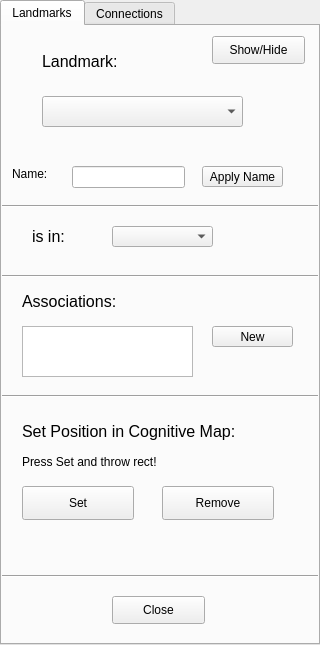
Qt form forms/widgetlandmark.ui (JuPedSim/jpseditor) before a commit.
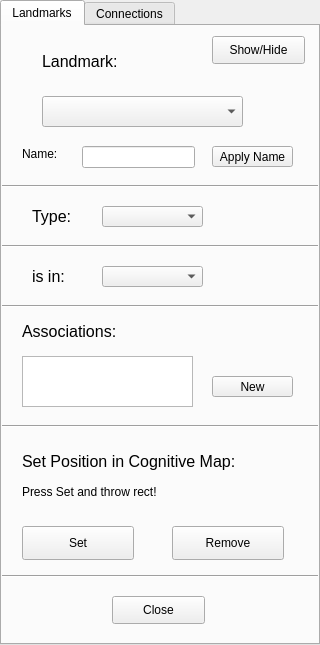
The same form after that commit. The open tabs and pages were chosen to show the change.

Patch:
```diff
--- a/forms/widgetlandmark.ui
+++ b/forms/widgetlandmark.ui
@@ -45,7 +45,7 @@
     <property name="geometry">
      <rect>
       <x>20</x>
-      <y>420</y>
+      <y>450</y>
       <width>291</width>
       <height>31</height>
      </rect>
@@ -77,7 +77,7 @@
     <property name="geometry">
      <rect>
       <x>20</x>
-      <y>460</y>
+      <y>500</y>
       <width>112</width>
       <height>34</height>
      </rect>
@@ -95,8 +95,8 @@
     </property>
     <property name="geometry">
      <rect>
-      <x>160</x>
-      <y>460</y>
+      <x>170</x>
+      <y>500</y>
       <width>112</width>
       <height>34</height>
      </rect>
@@ -112,7 +112,7 @@
     <property name="geometry">
      <rect>
       <x>20</x>
-      <y>260</y>
+      <y>290</y>
       <width>191</width>
       <height>31</height>
      </rect>
@@ -129,8 +129,8 @@
    <widget class="QLineEdit" name="chname_edit">
     <property name="geometry">
      <rect>
-      <x>70</x>
-      <y>140</y>
+      <x>80</x>
+      <y>120</y>
       <width>113</width>
       <height>22</height>
      </rect>
@@ -139,8 +139,8 @@
    <widget class="QLabel" name="label_4">
     <property name="geometry">
      <rect>
-      <x>10</x>
-      <y>140</y>
+      <x>20</x>
+      <y>120</y>
       <width>51</width>
       <height>16</height>
      </rect>
@@ -157,8 +157,8 @@
    <widget class="QPushButton" name="apply_name_button">
     <property name="geometry">
      <rect>
-      <x>200</x>
-      <y>140</y>
+      <x>210</x>
+      <y>120</y>
       <width>81</width>
       <height>21</height>
      </rect>
@@ -171,7 +171,7 @@
     <property name="geometry">
      <rect>
       <x>-10</x>
-      <y>170</y>
+      <y>210</y>
       <width>341</width>
       <height>20</height>
      </rect>
@@ -194,7 +194,7 @@
     <property name="geometry">
      <rect>
       <x>-10</x>
-      <y>240</y>
+      <y>270</y>
       <width>341</width>
       <height>20</height>
      </rect>
@@ -209,8 +209,8 @@
     </property>
     <property name="geometry">
      <rect>
-      <x>110</x>
-      <y>200</y>
+      <x>100</x>
+      <y>240</y>
       <width>101</width>
       <height>21</height>
      </rect>
@@ -223,7 +223,7 @@
     <property name="geometry">
      <rect>
       <x>30</x>
-      <y>190</y>
+      <y>230</y>
       <width>61</width>
       <height>41</height>
      </rect>
@@ -244,7 +244,7 @@
     <property name="geometry">
      <rect>
       <x>20</x>
-      <y>390</y>
+      <y>420</y>
       <width>271</width>
       <height>31</height>
      </rect>
@@ -262,7 +262,7 @@
     <property name="geometry">
      <rect>
       <x>-10</x>
-      <y>360</y>
+      <y>390</y>
       <width>341</width>
       <height>20</height>
      </rect>
@@ -314,7 +314,7 @@
     <property name="geometry">
      <rect>
       <x>20</x>
-      <y>300</y>
+      <y>330</y>
       <width>171</width>
       <height>51</height>
      </rect>
@@ -327,7 +327,7 @@
     <property name="geometry">
      <rect>
       <x>210</x>
-      <y>300</y>
+      <y>350</y>
       <width>81</width>
       <height>21</height>
      </rect>
@@ -339,6 +339,53 @@
      <bool>true</bool>
     </property>
    </widget>
+   <widget class="Line" name="line_7">
+    <property name="geometry">
+     <rect>
+      <x>-10</x>
+      <y>150</y>
+      <width>341</width>
+      <height>20</height>
+     </rect>
+    </property>
+    <property name="orientation">
+     <enum>Qt::Horizontal</enum>
+    </property>
+   </widget>
+   <widget class="QLabel" name="label_type">
+    <property name="enabled">
+     <bool>true</bool>
+    </property>
+    <property name="geometry">
+     <rect>
+      <x>30</x>
+      <y>170</y>
+      <width>61</width>
+      <height>41</height>
+     </rect>
+    </property>
+    <property name="font">
+     <font>
+      <pointsize>12</pointsize>
+     </font>
+    </property>
+    <property name="text">
+     <string>Type:</string>
+    </property>
+   </widget>
+   <widget class="QComboBox" name="Box_landmarkType">
+    <property name="enabled">
+     <bool>true</bool>
+    </property>
+    <property name="geometry">
+     <rect>
+      <x>100</x>
+      <y>180</y>
+      <width>101</width>
+      <height>21</height>
+     </rect>
+    </property>
+   </widget>
   </widget>
   <widget class="QWidget" name="tabConnections">
    <attribute name="title">
```
Left out of the diff: 2 changed lines with no effect on the pictures.
